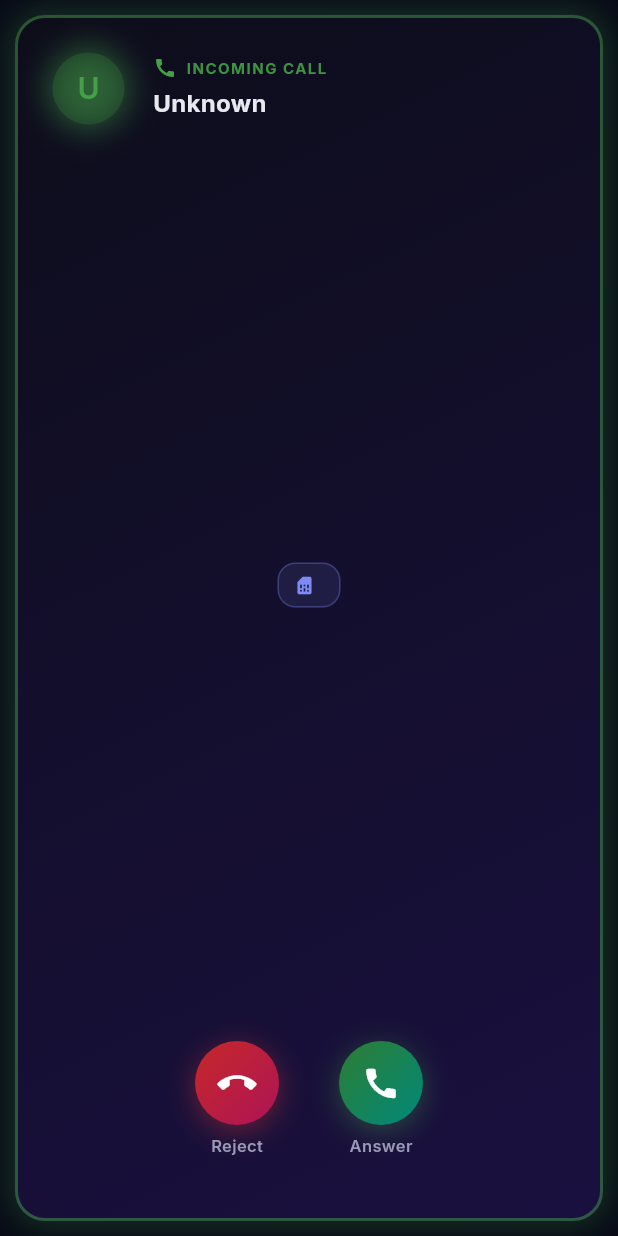
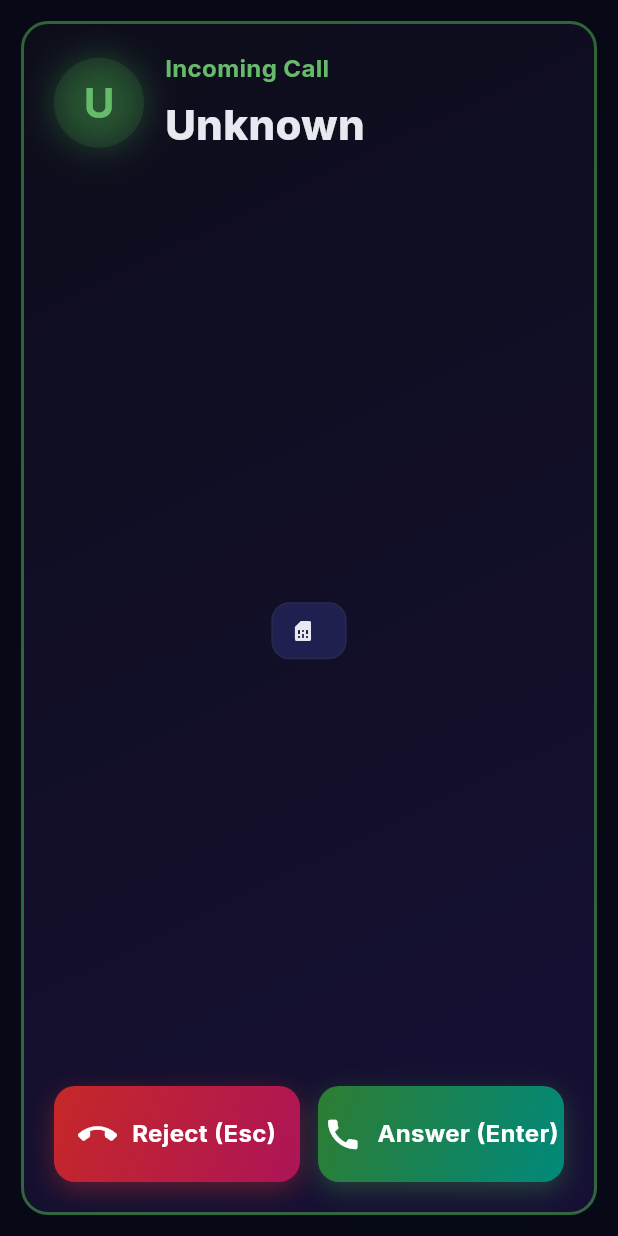
Before and after one commit to md-riaz/PacketDial, a Flutter app: the IncomingCallBanner widget shown alone on an empty page, opened directly with empty values, on a phone screen of 412 x 824 dp. Run offline on Flutter 3.47's test engine with Material 3 defaults, Android fonts, the light colour scheme and no system bars; our stand-ins replace audioplayers, file_picker, flutter_riverpod, google_fonts, isar and 2 more; missing offline and left inert: bitsdojo_window, dart:ffi, hotkey_manager, phone_numbers_parser, tray_manager, window_manager; accounts and stored records are empty; generated files the repository leaves out were written again; statements that could not run were skipped.

Commit message:
Fix incoming account label and improve popup accessibility

```diff
--- a/app_flutter/lib/providers/incoming_call_provider.dart
+++ b/app_flutter/lib/providers/incoming_call_provider.dart
@@ -22,11 +22,28 @@ class IncomingCallNotifier extends StateNotifier<Map<String, dynamic>?> {
     final dndEnabled = AppSettingsService.instance.dndEnabled;
 
     if (direction == 'incoming' && callState == 'ringing' && !dndEnabled) {
+      final accountId = payload['account_id'] as String? ?? '';
+      final account = EngineChannel.instance.accounts[accountId];
+      final payloadAccountName = payload['account_name'] as String? ?? '';
+      final payloadAccountUser = payload['account_user'] as String? ?? '';
+      final resolvedAccountName = payloadAccountName.isNotEmpty
+          ? payloadAccountName
+          : (account?.accountName.isNotEmpty == true
+              ? account!.accountName
+              : (account?.displayName.isNotEmpty == true
+                  ? account!.displayName
+                  : (account?.username.isNotEmpty == true
+                      ? account!.username
+                      : 'SIP Account')));
+      final resolvedAccountUser = payloadAccountUser.isNotEmpty
+          ? payloadAccountUser
+          : (account?.username ?? '');
+
       state = {
         'uri': payload['uri'] as String? ?? '',
         'direction': 'Incoming',
-        'account_name': payload['account_name'] as String? ?? 'SIP Account',
-        'account_user': payload['account_user'] as String? ?? '',
+        'account_name': resolvedAccountName,
+        'account_user': resolvedAccountUser,
         'extid': payload['extid'] as String? ?? '',
         'customer_data':
             payload['customer_data'] as Map<String, dynamic>? ?? {},
--- a/app_flutter/lib/screens/incoming_call_banner.dart
+++ b/app_flutter/lib/screens/incoming_call_banner.dart
@@ -134,254 +134,207 @@ class _IncomingCallBannerState extends State<IncomingCallBanner>
         child: Container(
           color: const Color(0xFF070A16),
           child: Padding(
-              padding: const EdgeInsets.fromLTRB(10, 10, 10, 10),
+            padding: const EdgeInsets.all(14),
             child: Container(
               decoration: BoxDecoration(
                 gradient: const LinearGradient(
-                    colors: [
-                      Color(0xFF0D0D1A),
-                      Color(0xFF1A1040),
-                    ],
+                  colors: [Color(0xFF0D0D1A), Color(0xFF161035)],
                   begin: Alignment.topLeft,
                   end: Alignment.bottomRight,
                 ),
-                  borderRadius: BorderRadius.circular(20),
+                borderRadius: BorderRadius.circular(18),
                 border: Border.all(
-                    color: AppTheme.callGreen.withValues(alpha: 0.5),
+                  color: AppTheme.callGreen.withValues(alpha: 0.6),
                   width: 2,
                 ),
-                  boxShadow: [
-                    BoxShadow(
-                      color: AppTheme.callGreen.withValues(alpha: 0.3),
-                      blurRadius: 20,
-                      spreadRadius: 2,
-                    ),
-                  ],
               ),
               child: Padding(
-                  padding: const EdgeInsets.all(20),
+                padding: const EdgeInsets.fromLTRB(20, 18, 20, 20),
                 child: Column(
-                    mainAxisSize: MainAxisSize.max,
                   children: [
-                // Header with pulse indicator
                     Row(
                       children: [
                         AnimatedBuilder(
                           animation: _pulseCtrl,
                           builder: (_, child) => Container(
-                        padding: const EdgeInsets.all(3),
                             decoration: BoxDecoration(
                               shape: BoxShape.circle,
                               boxShadow: [
                                 BoxShadow(
                                   color: AppTheme.callGreen.withValues(
-                                  alpha: 0.3 + _pulseCtrl.value * 0.4),
-                              blurRadius: 12 + _pulseCtrl.value * 12,
-                              spreadRadius: _pulseCtrl.value * 3,
+                                      alpha: 0.25 + _pulseCtrl.value * 0.35),
+                                  blurRadius: 16 + _pulseCtrl.value * 10,
                                 ),
                               ],
                             ),
                             child: child,
                           ),
                           child: CircleAvatar(
-                        radius: 24,
+                            radius: 30,
                             backgroundColor:
-                            AppTheme.callGreen.withValues(alpha: 0.2),
+                                AppTheme.callGreen.withValues(alpha: 0.16),
                             child: Text(
                               displayName.isNotEmpty
                                   ? displayName[0].toUpperCase()
                                   : '?',
                               style: const TextStyle(
-                            fontSize: 20,
-                            fontWeight: FontWeight.w600,
-                            color: AppTheme.callGreen,
+                                fontSize: 28,
+                                fontWeight: FontWeight.w700,
+                                color: AppTheme.callGreenBright,
                               ),
                             ),
                           ),
                         ),
-                    const SizedBox(width: 16),
+                        const SizedBox(width: 14),
                         Expanded(
                           child: Column(
                             crossAxisAlignment: CrossAxisAlignment.start,
                             children: [
-                          Row(
-                            children: [
-                              const Icon(
-                                Icons.call,
-                                color: AppTheme.callGreen,
-                                size: 16,
-                              ),
-                              const SizedBox(width: 6),
-                              Text(
-                                'INCOMING CALL',
+                              const Text(
+                                'Incoming Call',
                                 style: TextStyle(
-                                  fontSize: 10,
+                                  fontSize: 16,
                                   fontWeight: FontWeight.w700,
-                                  color:
-                                      AppTheme.callGreen.withValues(alpha: 0.9),
-                                  letterSpacing: 1,
+                                  color: AppTheme.callGreenBright,
                                 ),
                               ),
-                            ],
-                          ),
-                          const SizedBox(height: 4),
+                              const SizedBox(height: 6),
                               Text(
                                 displayName,
+                                maxLines: 1,
+                                overflow: TextOverflow.ellipsis,
                                 style: const TextStyle(
-                              fontSize: 16,
-                              fontWeight: FontWeight.w700,
+                                  fontSize: 28,
+                                  fontWeight: FontWeight.w800,
                                   color: AppTheme.textPrimary,
                                 ),
-                            overflow: TextOverflow.ellipsis,
                               ),
                             ],
                           ),
                         ),
                       ],
                     ),
-
                     const Spacer(),
-
-                      // Caller details
-                      if (callerNumber != null && callerNumber != displayName) ...[
+                    if (callerNumber != null && callerNumber != displayName)
                       Text(
                         callerNumber!,
                         style: const TextStyle(
-                            fontSize: 22,
+                          fontSize: 34,
+                          fontWeight: FontWeight.w800,
                           color: AppTheme.textPrimary,
-                            fontWeight: FontWeight.w700,
                           fontFamily: 'monospace',
                         ),
                       ),
-                        const SizedBox(height: 6),
-                      ],
-
                     if (callerDomain != null && callerDomain!.isNotEmpty) ...[
+                      const SizedBox(height: 8),
                       Text(
                         callerDomain!,
                         style: const TextStyle(
-                            fontSize: 12,
-                            color: AppTheme.textTertiary,
+                          fontSize: 15,
+                          color: AppTheme.textSecondary,
+                          fontWeight: FontWeight.w500,
                         ),
                       ),
+                    ],
                     const SizedBox(height: 14),
-                      ],
-
-                      // Company badge
-                      if (displayCompany != null && displayCompany.isNotEmpty) ...[
                     Container(
                       padding: const EdgeInsets.symmetric(
-                            horizontal: 10,
-                            vertical: 4,
+                        horizontal: 12,
+                        vertical: 8,
                       ),
                       decoration: BoxDecoration(
-                            color: AppTheme.primary.withValues(alpha: 0.15),
+                        color: const Color(0xFF202050),
                         borderRadius: BorderRadius.circular(12),
+                        border: Border.all(
+                          color: AppTheme.border.withValues(alpha: 0.8),
                         ),
-                          child: Text(
+                      ),
+                      child: Row(
+                        mainAxisSize: MainAxisSize.min,
+                        children: [
+                          const Icon(Icons.sim_card, size: 16, color: AppTheme.textPrimary),
+                          const SizedBox(width: 8),
+                          Text(
+                            accountName,
+                            style: const TextStyle(
+                              color: AppTheme.textPrimary,
+                              fontSize: 14,
+                              fontWeight: FontWeight.w700,
+                            ),
+                          ),
+                          if (accountUser.isNotEmpty) ...[
+                            const SizedBox(width: 8),
+                            Text(
+                              '($accountUser)',
+                              style: const TextStyle(
+                                color: AppTheme.textSecondary,
+                                fontSize: 13,
+                                fontWeight: FontWeight.w500,
+                              ),
+                            ),
+                          ],
+                        ],
+                      ),
+                    ),
+                    if (displayCompany != null && displayCompany.isNotEmpty) ...[
+                      const SizedBox(height: 10),
+                      Text(
                         displayCompany,
                         style: const TextStyle(
-                              fontSize: 11,
-                              color: AppTheme.primary,
-                              fontWeight: FontWeight.w500,
+                          fontSize: 14,
+                          color: AppTheme.accentBright,
+                          fontWeight: FontWeight.w600,
+                        ),
+                      ),
+                    ],
+                    const Spacer(),
+                    if (_customerData?.hasContactLink == true) ...[
+                      SizedBox(
+                        width: double.infinity,
+                        child: OutlinedButton.icon(
+                          onPressed: _openCallerLink,
+                          icon: const Icon(Icons.open_in_browser, size: 18),
+                          label: const Text('Open CRM Record'),
+                          style: OutlinedButton.styleFrom(
+                            foregroundColor: AppTheme.textPrimary,
+                            side: BorderSide(
+                              color: AppTheme.textSecondary.withValues(alpha: 0.5),
+                            ),
+                            padding: const EdgeInsets.symmetric(vertical: 12),
                           ),
                         ),
                       ),
                       const SizedBox(height: 12),
                     ],
-
-                      // Account info
-                      Container(
-                        padding: const EdgeInsets.symmetric(
-                          horizontal: 10,
-                          vertical: 6,
-                        ),
-                        decoration: BoxDecoration(
-                          color: AppTheme.primary.withValues(alpha: 0.12),
-                          borderRadius: BorderRadius.circular(12),
-                          border: Border.all(
-                            color: AppTheme.primary.withValues(alpha: 0.3),
-                          ),
-                        ),
-                        child: Row(
-                          mainAxisSize: MainAxisSize.min,
-                          children: [
-                            const Icon(
-                              Icons.sim_card,
-                              color: AppTheme.primary,
-                              size: 14,
-                            ),
-                            const SizedBox(width: 6),
-                            Text(
-                              accountName,
-                              style: const TextStyle(
-                                color: AppTheme.primary,
-                                fontSize: 11,
-                                fontWeight: FontWeight.w600,
-                              ),
-                            ),
-                          ],
-                        ),
-                      ),
-
-                      const Spacer(),
-
-                      // CRM link button
-                      if (_customerData?.hasContactLink == true) ...[
-                        SizedBox(
-                          width: double.infinity,
-                          child: FilledButton.icon(
-                            onPressed: _openCallerLink,
-                            icon: const Icon(Icons.open_in_browser, size: 16),
-                            label: const Text('Open CRM Record'),
-                            style: FilledButton.styleFrom(
-                              backgroundColor: AppTheme.primary,
-                              padding: const EdgeInsets.symmetric(vertical: 8),
-                              shape: RoundedRectangleBorder(
-                                borderRadius: BorderRadius.circular(10),
-                              ),
-                            ),
-                          ),
-                        ),
-                        const SizedBox(height: 14),
-                      ],
-
-                      // Action buttons
                     if (!_answered)
                       Row(
-                          mainAxisAlignment: MainAxisAlignment.center,
                         children: [
-                            // Reject
-                            _ActionButton(
+                          Expanded(
+                            child: _ActionButton(
                               icon: Icons.call_end,
-                              label: 'Reject',
+                              label: 'Reject (Esc)',
                               gradient: AppTheme.hangupButtonGradient,
                               glowColor: AppTheme.hangupRed,
                               onTap: _reject,
                             ),
-                            const SizedBox(width: 40),
-                            // Answer
-                            _ActionButton(
+                          ),
+                          const SizedBox(width: 12),
+                          Expanded(
+                            child: _ActionButton(
                               icon: Icons.call,
-                              label: 'Answer',
+                              label: 'Answer (Enter)',
                               gradient: AppTheme.callButtonGradient,
                               glowColor: AppTheme.callGreen,
                               onTap: _answer,
                             ),
+                          ),
                         ],
                       )
                     else
-                        SizedBox(
-                          width: 24,
-                          height: 24,
-                          child: CircularProgressIndicator(
-                            strokeWidth: 2.5,
-                            valueColor: AlwaysStoppedAnimation(
-                              AppTheme.accentBright.withValues(alpha: 0.8),
+                      const Padding(
+                        padding: EdgeInsets.all(8),
+                        child: CircularProgressIndicator(strokeWidth: 2.6),
                       ),
-                          ),
-                        ),
-                      const SizedBox(height: 20),
                   ],
                 ),
               ),
@@ -425,36 +378,36 @@ class _ActionButtonState extends State<_ActionButton> {
       child: AnimatedScale(
         scale: _pressed ? 0.9 : 1.0,
         duration: const Duration(milliseconds: 100),
-        child: Column(
-          children: [
-            Container(
-              width: 56,
-              height: 56,
+        child: Container(
+          height: 64,
           decoration: BoxDecoration(
             gradient: widget.gradient,
-                shape: BoxShape.circle,
+            borderRadius: BorderRadius.circular(14),
             boxShadow: [
               BoxShadow(
-                    color: widget.glowColor.withValues(alpha: 0.4),
-                    blurRadius: 16,
-                    offset: const Offset(0, 4),
+                color: widget.glowColor.withValues(alpha: 0.35),
+                blurRadius: 14,
+                offset: const Offset(0, 5),
               ),
             ],
           ),
-              child: Icon(widget.icon, color: Colors.white, size: 26),
-            ),
-            const SizedBox(height: 6),
+          child: Row(
+            mainAxisAlignment: MainAxisAlignment.center,
+            children: [
+              Icon(widget.icon, color: Colors.white, size: 26),
+              const SizedBox(width: 10),
               Text(
                 widget.label,
                 style: const TextStyle(
-                fontSize: 11,
-                fontWeight: FontWeight.w600,
-                color: AppTheme.textSecondary,
+                  fontSize: 16,
+                  fontWeight: FontWeight.w700,
+                  color: Colors.white,
                 ),
               ),
             ],
           ),
         ),
+      ),
     );
   }
 }
```
Lines whose indentation alone changed are shown as unchanged.
